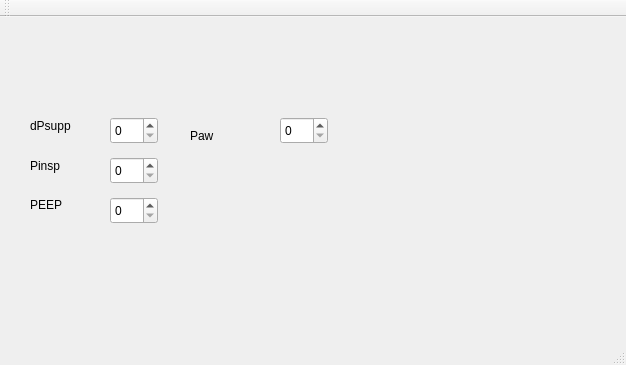
Before: the Qt Designer form mainwindow.ui in jensamberg/Beatmungsparameter, drawn with Qt 5.
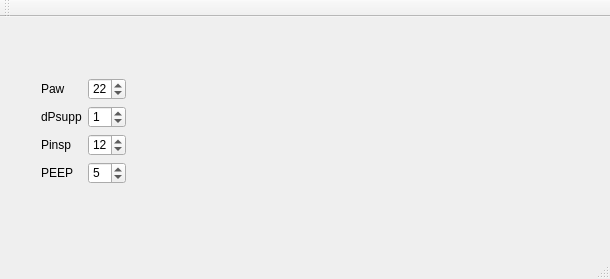
After: the same form once the commit is applied.

Diff of the .ui file:
```diff
--- a/mainwindow.ui
+++ b/mainwindow.ui
@@ -6,105 +6,84 @@
    <rect>
     <x>0</x>
     <y>0</y>
-    <width>626</width>
-    <height>365</height>
+    <width>610</width>
+    <height>279</height>
    </rect>
   </property>
   <property name="windowTitle">
    <string>MainWindow</string>
   </property>
   <widget class="QWidget" name="centralWidget">
-   <widget class="QSpinBox" name="PEEP">
+   <widget class="QWidget" name="">
     <property name="geometry">
      <rect>
-      <x>110</x>
-      <y>180</y>
-      <width>48</width>
-      <height>27</height>
+      <x>30</x>
+      <y>50</y>
+      <width>107</width>
+      <height>128</height>
      </rect>
     </property>
-   </widget>
-   <widget class="QSpinBox" name="Pinsp">
-    <property name="geometry">
-     <rect>
-      <x>110</x>
-      <y>140</y>
-      <width>48</width>
-      <height>27</height>
-     </rect>
-    </property>
-   </widget>
-   <widget class="QSpinBox" name="dPsupp">
-    <property name="geometry">
-     <rect>
-      <x>110</x>
-      <y>100</y>
-      <width>48</width>
-      <height>27</height>
-     </rect>
-    </property>
-   </widget>
+    <layout class="QFormLayout" name="formLayout">
+     <item row="0" column="0">
+      <widget class="QLabel" name="label_4">
+       <property name="text">
+        <string>Paw</string>
+       </property>
+      </widget>
+     </item>
+     <item row="0" column="1">
    <widget class="QSpinBox" name="Paw">
-    <property name="geometry">
-     <rect>
-      <x>280</x>
-      <y>100</y>
-      <width>48</width>
-      <height>27</height>
-     </rect>
-    </property>
-   </widget>
+       <property name="maximum">
+        <number>60</number>
+       </property>
+       <property name="value">
+        <number>22</number>
+       </property>
+      </widget>
+     </item>
+     <item row="1" column="0">
    <widget class="QLabel" name="label">
-    <property name="geometry">
-     <rect>
-      <x>30</x>
-      <y>100</y>
-      <width>67</width>
-      <height>17</height>
-     </rect>
-    </property>
     <property name="text">
      <string>dPsupp</string>
     </property>
    </widget>
+     </item>
+     <item row="1" column="1">
+      <widget class="QSpinBox" name="dPsupp">
+       <property name="value">
+        <number>1</number>
+       </property>
+      </widget>
+     </item>
+     <item row="2" column="0">
    <widget class="QLabel" name="label_2">
-    <property name="geometry">
-     <rect>
-      <x>30</x>
-      <y>140</y>
-      <width>67</width>
-      <height>17</height>
-     </rect>
-    </property>
     <property name="text">
      <string>Pinsp</string>
     </property>
    </widget>
+     </item>
+     <item row="2" column="1">
+      <widget class="QSpinBox" name="Pinsp">
+       <property name="value">
+        <number>12</number>
+       </property>
+      </widget>
+     </item>
+     <item row="3" column="0">
    <widget class="QLabel" name="label_3">
-    <property name="geometry">
-     <rect>
-      <x>30</x>
-      <y>180</y>
-      <width>67</width>
-      <height>16</height>
-     </rect>
-    </property>
     <property name="text">
      <string>PEEP</string>
     </property>
    </widget>
-   <widget class="QLabel" name="label_4">
-    <property name="geometry">
-     <rect>
-      <x>190</x>
-      <y>110</y>
-      <width>67</width>
-      <height>17</height>
-     </rect>
-    </property>
-    <property name="text">
-     <string>Paw</string>
-    </property>
+     </item>
+     <item row="3" column="1">
+      <widget class="QSpinBox" name="PEEP">
+       <property name="value">
+        <number>5</number>
+       </property>
+      </widget>
+     </item>
+    </layout>
    </widget>
   </widget>
   <widget class="QMenuBar" name="menuBar">
```
Left out of the diff: 2 changed lines with no effect on the pictures. Lines whose indentation alone changed are shown as unchanged.
